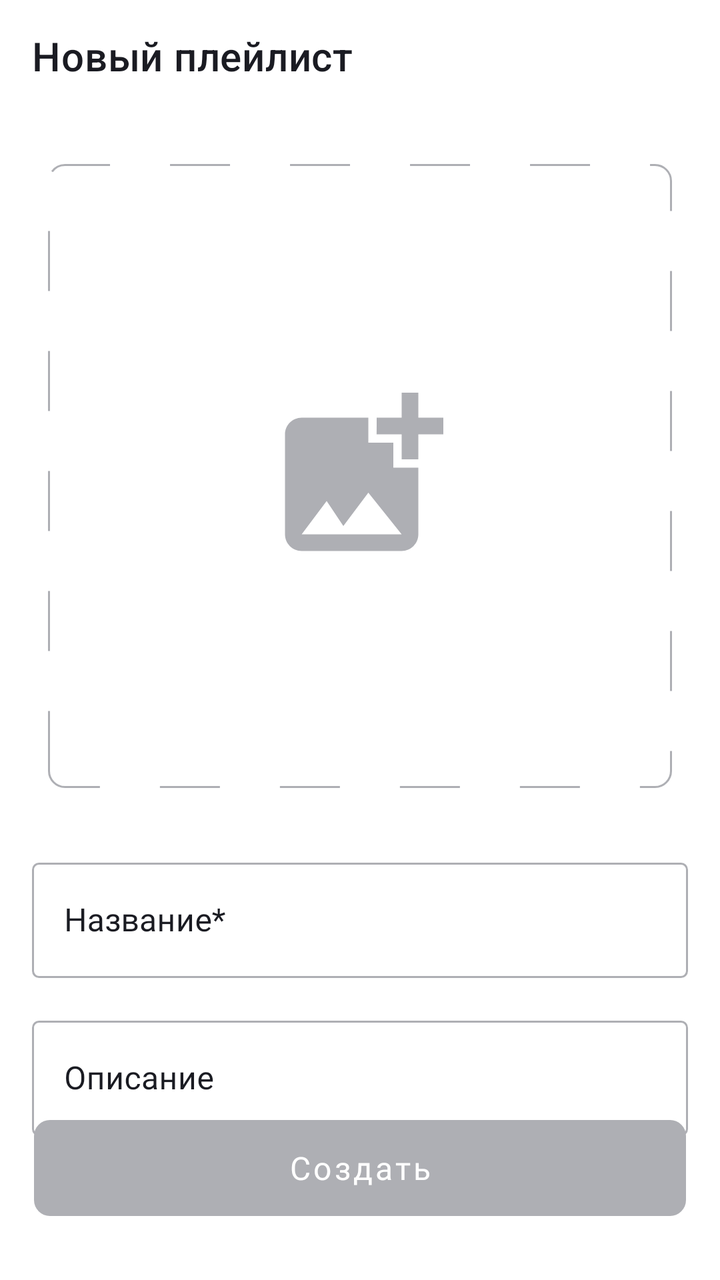
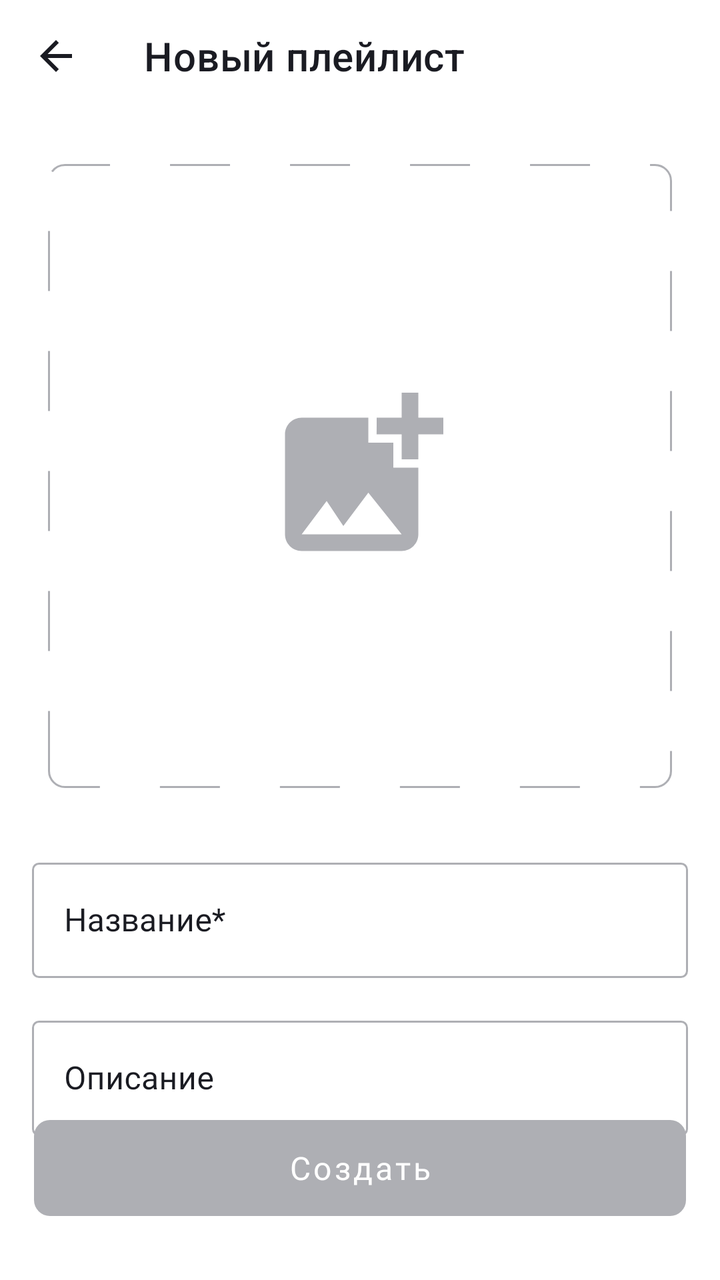

Compare the two renders of this Android layout. The source of the first and the diff that turns it into the second are given below.
<!-- AndroidManifest.xml: application theme Theme.MaterialComponents.DayNight.NoActionBar -->
<!-- res/layout/fragment_new_playlist.xml -->
<?xml version="1.0" encoding="utf-8"?>
<androidx.constraintlayout.widget.ConstraintLayout xmlns:android="http://schemas.android.com/apk/res/android"
    xmlns:app="http://schemas.android.com/apk/res-auto"
    xmlns:tools="http://schemas.android.com/tools"
    android:layout_width="match_parent"
    android:layout_height="match_parent"
    tools:context=".library.ui.NewPlaylistFragment"
    style="@style/NewPlaylistFragmentStyle">

    <com.google.android.material.appbar.MaterialToolbar
        android:id="@+id/new_playlist_toolbar"
        android:layout_width="match_parent"
        android:layout_height="wrap_content"
        android:layout_marginBottom="24dp"
        app:layout_constraintStart_toStartOf="parent"
        app:layout_constraintEnd_toEndOf="parent"
        app:layout_constraintTop_toTopOf="parent"
        app:title="@string/new_playlist"
        style="@style/ToolbarStyle"/>

    <FrameLayout
        android:id="@+id/new_playlist_art_container"
        android:layout_width="@dimen/new_playlist_art_container_layout_width_and_height"
        android:layout_height="@dimen/new_playlist_art_container_layout_width_and_height"
        android:layout_marginHorizontal="@dimen/new_playlist_art_container_layout_marginHorizontal"
        android:layout_marginTop="@dimen/new_playlist_art_container_layout_marginTop"
        app:layout_constraintStart_toStartOf="parent"
        app:layout_constraintEnd_toEndOf="parent"
        app:layout_constraintTop_toBottomOf="@id/new_playlist_toolbar"
        android:background="@drawable/background_playlist_art">

        <ImageView
            android:id="@+id/new_playlist_art"
            android:layout_width="match_parent"
            android:layout_height="match_parent"
            android:scaleType="centerCrop"/>

        <ImageView
            android:id="@+id/new_playlist_art_placeholder"
            android:layout_width="wrap_content"
            android:layout_height="wrap_content"
            android:layout_gravity="center"
            android:src="@drawable/ic_add_photo"/>
    </FrameLayout>

    <com.google.android.material.textfield.TextInputLayout
        android:id="@+id/new_playlist_name_layout"
        android:layout_width="match_parent"
        android:layout_height="wrap_content"
        android:layout_marginHorizontal="@dimen/new_playlist_TextInputLayout_marginHorizontal"
        android:layout_marginTop="@dimen/new_playlist_name_TextInputLayout_marginTop"
        app:layout_constraintStart_toStartOf="parent"
        app:layout_constraintEnd_toEndOf="parent"
        app:layout_constraintTop_toBottomOf="@id/new_playlist_art_container"
        android:hint="@string/playlist_name"
        style="@style/NewPlaylistTextInputLayoutStyle">

        <com.google.android.material.textfield.TextInputEditText
            android:id="@+id/new_playlist_name_edit_text"
            android:layout_width="match_parent"
            android:layout_height="wrap_content"
            android:paddingHorizontal="@dimen/new_playlist_TextInputEditText_paddingHorizontal"
            android:paddingVertical="@dimen/new_playlist_TextInputEditText_paddingVertical"
            android:inputType="textCapSentences"
            android:maxLines="1"
            android:background="@null"
            style="@style/NewPlaylistTextInputEditTextStyle"/>
    </com.google.android.material.textfield.TextInputLayout>

    <com.google.android.material.textfield.TextInputLayout
        android:id="@+id/new_playlist_description_layout"
        android:layout_width="match_parent"
        android:layout_height="wrap_content"
        android:layout_marginHorizontal="@dimen/new_playlist_TextInputLayout_marginHorizontal"
        android:layout_marginTop="@dimen/new_playlist_description_TextInputLayout_layout_marginTop"
        app:layout_constraintStart_toStartOf="parent"
        app:layout_constraintEnd_toEndOf="parent"
        app:layout_constraintTop_toBottomOf="@id/new_playlist_name_layout"
        android:hint="@string/playlist_description"
        style="@style/NewPlaylistTextInputLayoutStyle">

        <com.google.android.material.textfield.TextInputEditText
            android:id="@+id/new_playlist_description_edit_text"
            android:layout_width="match_parent"
            android:layout_height="wrap_content"
            android:paddingHorizontal="@dimen/new_playlist_TextInputEditText_paddingHorizontal"
            android:paddingVertical="@dimen/new_playlist_TextInputEditText_paddingVertical"
            android:inputType="textCapSentences"
            android:maxLines="1"
            android:background="@null"
            style="@style/NewPlaylistTextInputEditTextStyle"/>
    </com.google.android.material.textfield.TextInputLayout>

    <Button
        android:id="@+id/new_playlist_button_create"
        android:layout_width="match_parent"
        android:layout_height="wrap_content"
        android:layout_marginHorizontal="@dimen/new_playlist_button_create_layout_marginHorizontal"
        android:layout_marginBottom="@dimen/new_playlist_button_create_layout_marginBottom"
        app:layout_constraintStart_toStartOf="parent"
        app:layout_constraintEnd_toEndOf="parent"
        app:layout_constraintBottom_toBottomOf="parent"
        android:text="@string/create"
        android:background="@drawable/selector_background_button_create_new_playlist"
        android:enabled="false"
        style="@style/NewPlaylistCreateButtonStyle"/>
</androidx.constraintlayout.widget.ConstraintLayout>
<!-- resources referenced by this layout -->
<resources>
  <dimen name="new_playlist_TextInputEditText_paddingHorizontal">16dp</dimen>
  <dimen name="new_playlist_TextInputEditText_paddingVertical">18dp</dimen>
  <dimen name="new_playlist_TextInputLayout_marginHorizontal">16dp</dimen>
  <dimen name="new_playlist_art_container_layout_marginHorizontal">24dp</dimen>
  <dimen name="new_playlist_art_container_layout_marginTop">26dp</dimen>
  <dimen name="new_playlist_art_container_layout_width_and_height">312dp</dimen>
  <dimen name="new_playlist_button_create_layout_marginBottom">32dp</dimen>
  <dimen name="new_playlist_button_create_layout_marginHorizontal">17dp</dimen>
  <dimen name="new_playlist_description_TextInputLayout_layout_marginTop">16dp</dimen>
  <dimen name="new_playlist_name_TextInputLayout_marginTop">32dp</dimen>
  <!-- drawable background_playlist_art (drawable) -->
  <?xml version="1.0" encoding="utf-8"?>
  <shape xmlns:android="http://schemas.android.com/apk/res/android"
      android:shape="rectangle">
  
      <solid android:color="@android:color/transparent"/>
  
      <stroke
          android:color="@color/text_gray"
          android:width="1dp"
          android:dashWidth="30dp"
          android:dashGap="30dp"/>
  
      <corners android:radius="8dp"/>
  </shape>
  <string name="create">Создать</string>
  <string name="new_playlist">Новый плейлист</string>
  <string name="playlist_description">Описание</string>
  <string name="playlist_name">Название*</string>
  <style name="NewPlaylistCreateButtonStyle" parent="Widget.MaterialComponents.Button.UnelevatedButton">
          <item name="android:textColor">@color/white</item>
          <item name="android:textSize">@dimen/new_playlist_button_create_textSize</item>
          <item name="android:fontFamily">@font/ys_display_medium</item>
          <item name="android:textFontWeight">500</item>
          <item name="android:textAllCaps">false</item>
          <item name="backgroundTint">@null</item>
          <item name="cornerRadius">@dimen/new_playlist_button_create_cornerRadius</item>
      </style>
  <style name="NewPlaylistFragmentStyle">
          <item name="android:background">@color/white</item>
      </style>
  <style name="NewPlaylistTextInputEditTextStyle">
          <item name="android:textColor">@color/black</item>
          <item name="android:textSize">@dimen/new_playlist_TextInputEditText_textSize</item>
          <item name="android:fontFamily">@font/ys_display_regular</item>
          <item name="android:textFontWeight">400</item>
      </style>
  <style name="ToolbarStyle">
          <item name="titleTextColor">@color/black</item>
          <item name="android:textSize">@dimen/toolbar_textSize</item>
          <item name="android:fontFamily">@font/ys_display_medium</item>
          <item name="android:textFontWeight">500</item>
          <item name="navigationIconTint">@color/black</item>
      </style>
  <color name="text_gray">#AEAFB4</color>
  <color name="blue">#3772E7</color>
  <color name="white">#FFFFFF</color>
  <dimen name="new_playlist_button_create_textSize">16sp</dimen>
  <dimen name="new_playlist_button_create_cornerRadius">8dp</dimen>
  <color name="black">#1A1B22</color>
  <dimen name="new_playlist_TextInputEditText_textSize">16sp</dimen>
  <style name="NewPlaylistHintTextAppearanceStyle">
          <item name="android:textSize">@dimen/new_playlist_hintTextAppearance_textSize</item>
          <item name="android:fontFamily">@font/ys_display_regular</item>
          <item name="android:textFontWeight">400</item>
      </style>
  <dimen name="toolbar_textSize">22sp</dimen>
  <dimen name="new_playlist_hintTextAppearance_textSize">12sp</dimen>
  <!-- unchanged entries left out for length: 3 -->
</resources>

<!-- the commit's change to res/layout/fragment_new_playlist.xml (unified diff, before → after) -->
@@ -16,17 +16,19 @@
         app:layout_constraintEnd_toEndOf="parent"
         app:layout_constraintTop_toTopOf="parent"
         app:title="@string/new_playlist"
+        app:navigationIcon="@drawable/ic_arrow_back"
         style="@style/ToolbarStyle"/>
 
     <FrameLayout
         android:id="@+id/new_playlist_art_container"
-        android:layout_width="@dimen/new_playlist_art_container_layout_width_and_height"
-        android:layout_height="@dimen/new_playlist_art_container_layout_width_and_height"
+        android:layout_width="0dp"
+        android:layout_height="0dp"
         android:layout_marginHorizontal="@dimen/new_playlist_art_container_layout_marginHorizontal"
         android:layout_marginTop="@dimen/new_playlist_art_container_layout_marginTop"
         app:layout_constraintStart_toStartOf="parent"
         app:layout_constraintEnd_toEndOf="parent"
         app:layout_constraintTop_toBottomOf="@id/new_playlist_toolbar"
+        app:layout_constraintDimensionRatio="1:1"
         android:background="@drawable/background_playlist_art">
 
         <ImageView
@@ -40,6 +42,7 @@
             android:layout_width="wrap_content"
             android:layout_height="wrap_content"
             android:layout_gravity="center"
+            android:scaleType="centerInside"
             android:src="@drawable/ic_add_photo"/>
     </FrameLayout>
 
<!-- resource entries referenced after the edit -->
@@ -5,7 +5,6 @@
   <dimen name="new_playlist_TextInputLayout_marginHorizontal">16dp</dimen>
   <dimen name="new_playlist_art_container_layout_marginHorizontal">24dp</dimen>
   <dimen name="new_playlist_art_container_layout_marginTop">26dp</dimen>
-  <dimen name="new_playlist_art_container_layout_width_and_height">312dp</dimen>
   <dimen name="new_playlist_button_create_layout_marginBottom">32dp</dimen>
   <dimen name="new_playlist_button_create_layout_marginHorizontal">17dp</dimen>
   <dimen name="new_playlist_description_TextInputLayout_layout_marginTop">16dp</dimen>
@@ -25,6 +24,20 @@
   
       <corners android:radius="8dp"/>
   </shape>
+  <!-- drawable ic_arrow_back (drawable) -->
+  <vector xmlns:android="http://schemas.android.com/apk/res/android"
+      android:width="24dp"
+      android:height="24dp"
+      android:viewportWidth="24"
+      android:viewportHeight="24">
+    <group>
+      <clip-path
+          android:pathData="M0,0h24v24h-24z"/>
+      <path
+          android:pathData="M20,11H7.83L13.42,5.41L12,4L4,12L12,20L13.41,18.59L7.83,13H20V11Z"
+          android:fillColor="@color/black"/>
+    </group>
+  </vector>
   <string name="create">Создать</string>
   <string name="new_playlist">Новый плейлист</string>
   <string name="playlist_description">Описание</string>
